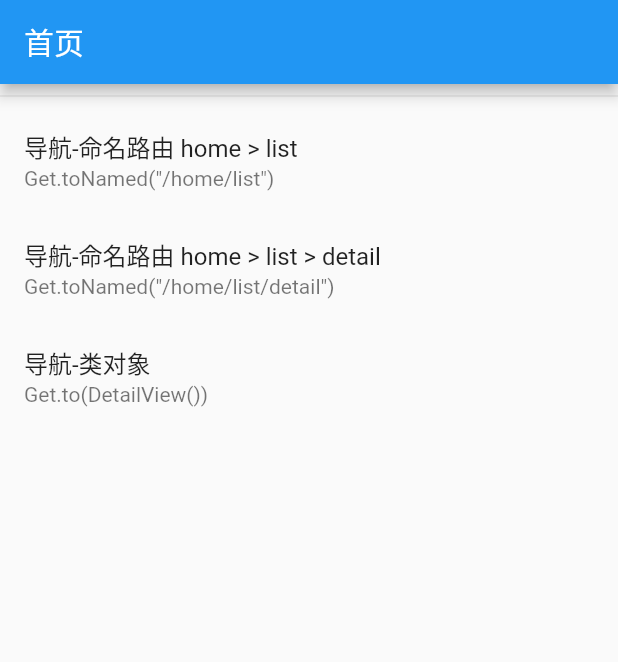
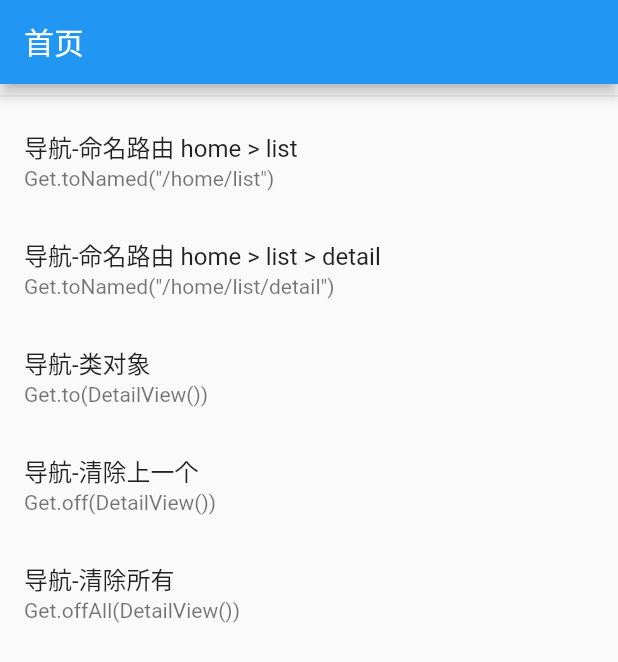
Before and after one commit to sunjinshuai/Flutter_GetX, a Flutter app: the screen it shows after launch, on a phone screen of 412 x 824 dp. Shown: the top 662 px of the screen. Run offline on Flutter 3.47's test engine with Material 2 defaults, Android fonts, the phone set to English and light mode, and no system bars; our stand-ins replace get.

Commit message:
路由实践

```diff
--- a/lib/common/routes/app_pages.dart
+++ b/lib/common/routes/app_pages.dart
@@ -15,11 +15,16 @@ class AppPages {
       children: [
         GetPage(
           name: AppRoutes.List,
-          page: () => ListView(),
+          page: () => ListIndexView(),
           children: [
             GetPage(
               name: AppRoutes.Detail,
               page: () => DetailView(),
+            ),
+            GetPage(
+              name: AppRoutes.Detail_ID,
+              page: () => DetailView(),
+              transition: Transition.downToUp,
             ),
           ],
         ),
--- a/lib/common/routes/app_routes.dart
+++ b/lib/common/routes/app_routes.dart
@@ -4,4 +4,5 @@ abstract class AppRoutes {
   static const Home = '/home';
   static const List = '/list';
   static const Detail = '/detail';
+  static const Detail_ID = '/detail/:id';
 }
--- a/lib/pages/home/index.dart
+++ b/lib/pages/home/index.dart
@@ -30,6 +30,16 @@ class HomeView extends StatelessWidget {
             subtitle: Text("Get.to(DetailView())"),
             onTap: () => Get.to(DetailView()),
           ),
+          ListTile(
+            title: Text("导航-清除上一个"),
+            subtitle: Text("Get.off(DetailView())"),
+            onTap: () => Get.off(DetailView()),
+          ),
+          ListTile(
+            title: Text("导航-清除所有"),
+            subtitle: Text("Get.offAll(DetailView())"),
+            onTap: () => Get.offAll(DetailView()),
+          ),
         ],
       ),
     );
--- a/lib/pages/list/index.dart
+++ b/lib/pages/list/index.dart
@@ -1,7 +1,9 @@
 import 'package:flutter/material.dart';
+import 'package:flutter_app/pages/list_detail/index.dart';
+import 'package:get/get.dart';
 
-class ListView extends StatelessWidget {
-  const ListView({Key? key}) : super(key: key);
+class ListIndexView extends StatelessWidget {
+  const ListIndexView({Key? key}) : super(key: key);
 
   @override
   Widget build(BuildContext context) {
@@ -9,6 +11,19 @@ class ListView extends StatelessWidget {
       appBar: AppBar(
         title: Text("列表页"),
       ),
+      body: ListView(
+        children: [
+          // 路由&导航
+          Divider(),
+          ListTile(
+            title: Text("导航-命名路由 list > detail"),
+            subtitle: Text('Get.off(DetailView())'),
+            onTap: () {
+              Get.off(DetailView());
+            },
+          ),
+        ],
+      ),
     );
   }
 }
```
